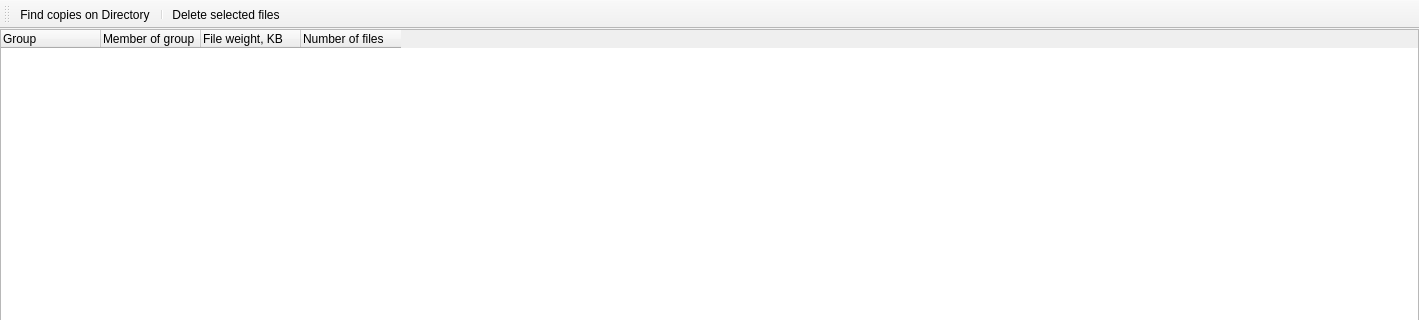
Above: mainwindow.ui from entershei/Find_copies_on_Directory before the change; both pictures show x 0 to 1419 and y 0 to 320 of the 1419 by 693 pixel window. Below: the same form after it.
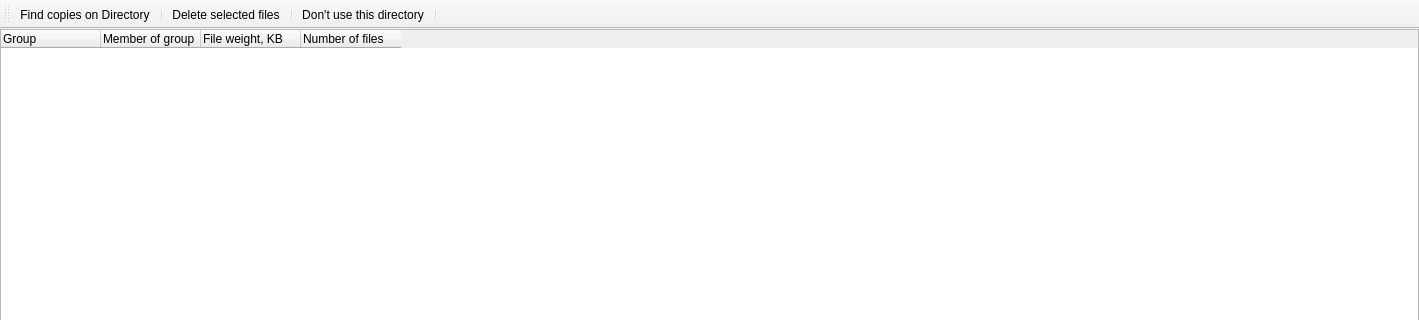
That is the form after the change.

The edit to the form file:
```diff
--- a/mainwindow.ui
+++ b/mainwindow.ui
@@ -130,6 +130,9 @@
    <addaction name="actionScan_Directory"/>
    <addaction name="separator"/>
    <addaction name="actionDelete_selected_files"/>
+   <addaction name="separator"/>
+   <addaction name="actionCancel"/>
+   <addaction name="separator"/>
   </widget>
   <action name="actionScan_Directory">
    <property name="enabled">
@@ -155,6 +158,11 @@
     <string>Delete selected files</string>
    </property>
   </action>
+  <action name="actionCancel">
+   <property name="text">
+    <string>&amp;Don't use this directory</string>
+   </property>
+  </action>
  </widget>
  <layoutdefault spacing="6" margin="11"/>
  <resources/>
```
